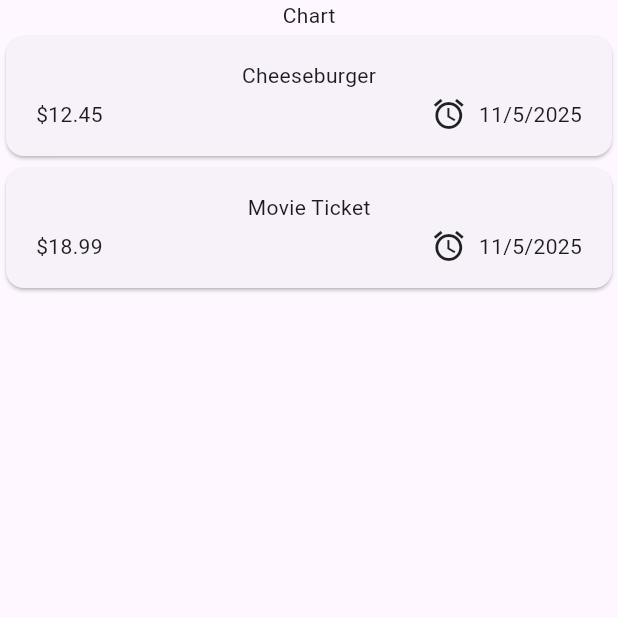
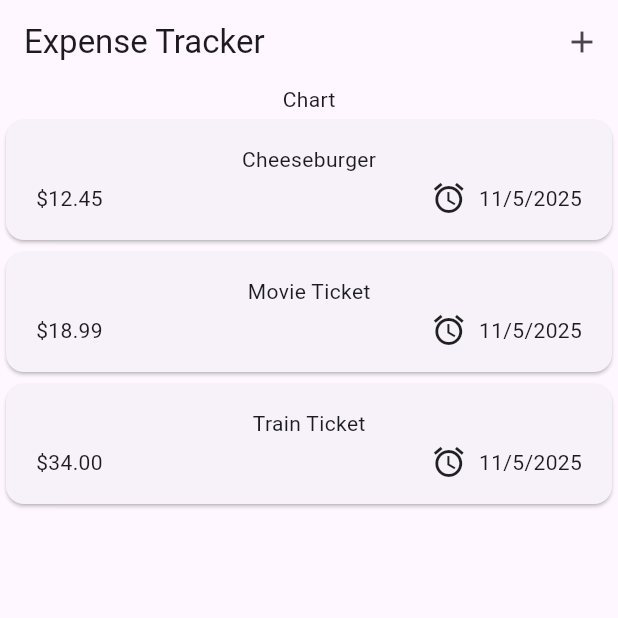
Before and after one commit to MackyMa/expense_tracker, a Flutter app: the screen it shows after launch, on a phone screen of 412 x 824 dp, the top half of it. Run offline on Flutter 3.47's test engine with Material 3 defaults, Android fonts, the phone set to English and light mode, and no system bars.

Commit message:
Added App bar

```diff
--- a/lib/expenses.dart
+++ b/lib/expenses.dart
@@ -24,12 +24,22 @@ class _ExpensesState extends State<Expenses>{
       date: DateTime.now(),
       category: Category.leisure,
     ),
+    Expense(
+      title: 'Train Ticket',
+      amount: 34.00,
+      date: DateTime.now(),
+      category: Category.travel,
+    ),
   ];
 
 
   @override
   Widget build (BuildContext context) {
     return Scaffold(
+      appBar: AppBar(
+        title: const Text('Expense Tracker'),
+        actions: [IconButton(onPressed: () {}, icon: const Icon(Icons.add))]
+      ),
       body:Column(
         children: [Text("Chart"),
         Expanded(child: ExpensesList(expenses: _registeredExpenses)),
```
